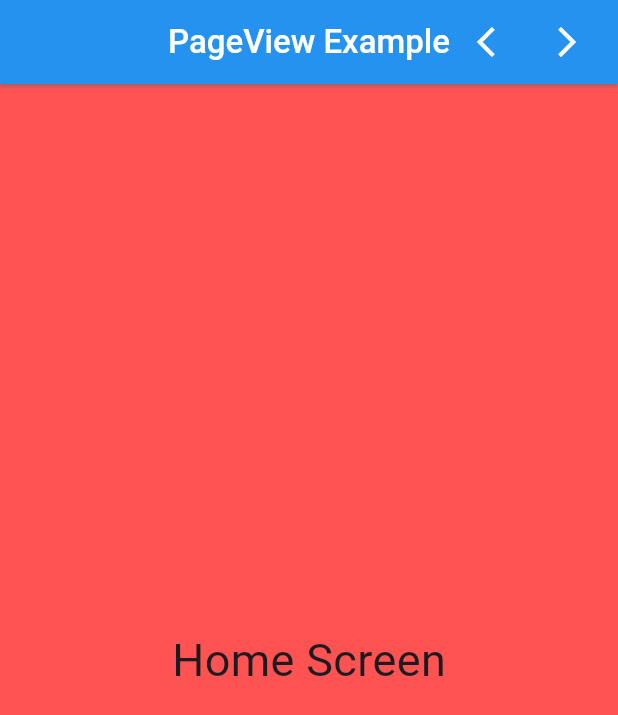
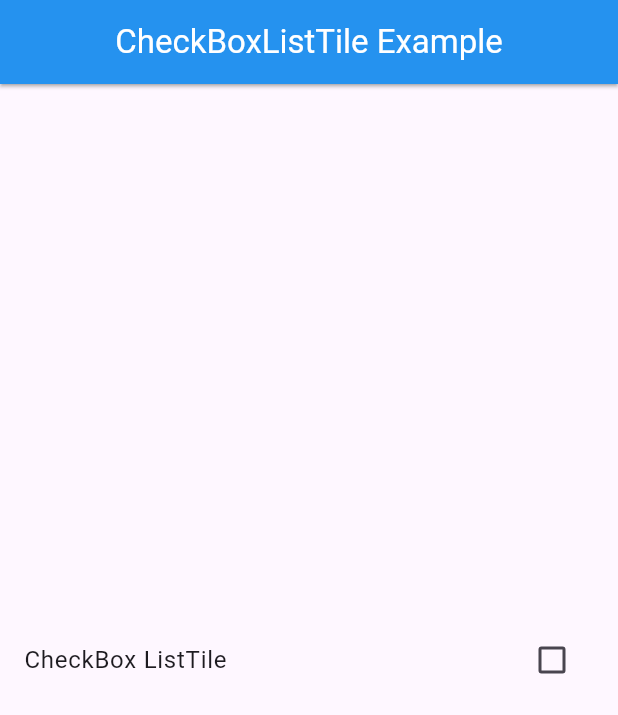
Before and after one commit to SameerAsghar357/Widgets, a Flutter app: the screen it shows after launch, on a phone screen of 412 x 824 dp. Shown: the top 715 px of the screen. Run offline on Flutter 3.47's test engine with Material 3 defaults, Android fonts, the phone set to English and light mode, and no system bars.

Commit message:
adding last changes

```diff
--- /dev/null
+++ b/lib/checkbox_listtile.dart
@@ -0,0 +1,39 @@
+import 'package:flutter/material.dart';
+
+class CheckboxListtileScreen extends StatefulWidget {
+  const CheckboxListtileScreen({super.key});
+
+  @override
+  State<CheckboxListtileScreen> createState() => _CheckboxListtileScreenState();
+}
+
+class _CheckboxListtileScreenState extends State<CheckboxListtileScreen> {
+  bool? isChecked = false;
+  @override
+  Widget build(BuildContext context) {
+    return Scaffold(
+      appBar: AppBar(
+        backgroundColor: Colors.blue,
+        centerTitle: true,
+        title: Text(
+          'CheckBoxListTile Example',
+          style: TextStyle(color: Colors.white),
+        ),
+        shadowColor: Colors.grey,
+        elevation: 1,
+      ),
+      body: Center(
+        child: CheckboxListTile(
+          title: Text("CheckBox ListTile"),
+          activeColor: Colors.blue,
+          value: isChecked,
+          onChanged: (value) {
+            setState(() {
+              isChecked = value;
+            });
+          },
+        ),
+      ),
+    );
+  }
+}
--- a/lib/main.dart
+++ b/lib/main.dart
@@ -1,6 +1,8 @@
 // ignore_for_file: unused_import
 
 import 'package:flutter/material.dart';
+import 'package:widgets/check_box.dart';
+import 'package:widgets/checkbox_listtile.dart';
 import 'package:widgets/drawer/drawer.dart';
 import 'package:widgets/expanded_checking.dart';
 import 'package:widgets/page_view.dart';
@@ -19,7 +21,7 @@ class MyApp extends StatelessWidget {
       debugShowCheckedModeBanner: false,
       title: "HomePage",
       theme: ThemeData(primarySwatch: Colors.blue, useMaterial3: true),
-      home: PageViewScreen(),
+      home: CheckboxListtileScreen(),
     );
   }
 }
```
Also changed, not shown: lib/check_box.dart (added, +35 -0 lines).
